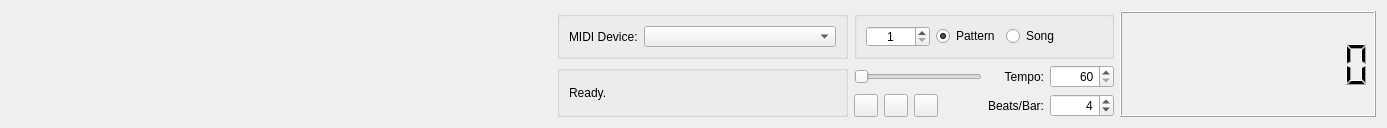
nirjacobson/Chromasound-Studio, file toplevel/topwidget/topwidget.ui: the form before one commit.
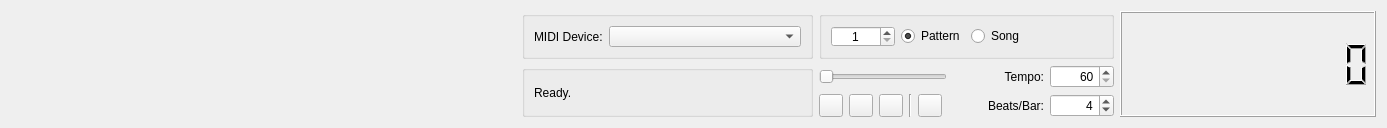
The form after the commit. Custom widgets are drawn as their Qt base class.

Commit message: manual PCM upload button for pro direct

```diff
--- a/toplevel/topwidget/topwidget.ui
+++ b/toplevel/topwidget/topwidget.ui
@@ -189,6 +189,26 @@
          </property>
         </widget>
        </item>
+       <item>
+        <widget class="Line" name="uploadLine">
+         <property name="orientation">
+          <enum>Qt::Orientation::Vertical</enum>
+         </property>
+        </widget>
+       </item>
+       <item>
+        <widget class="QPushButton" name="uploadButton">
+         <property name="maximumSize">
+          <size>
+           <width>24</width>
+           <height>24</height>
+          </size>
+         </property>
+         <property name="text">
+          <string/>
+         </property>
+        </widget>
+       </item>
        <item>
         <spacer name="horizontalSpacer_3">
          <property name="orientation">
```
The commit also changes 12 other files.
